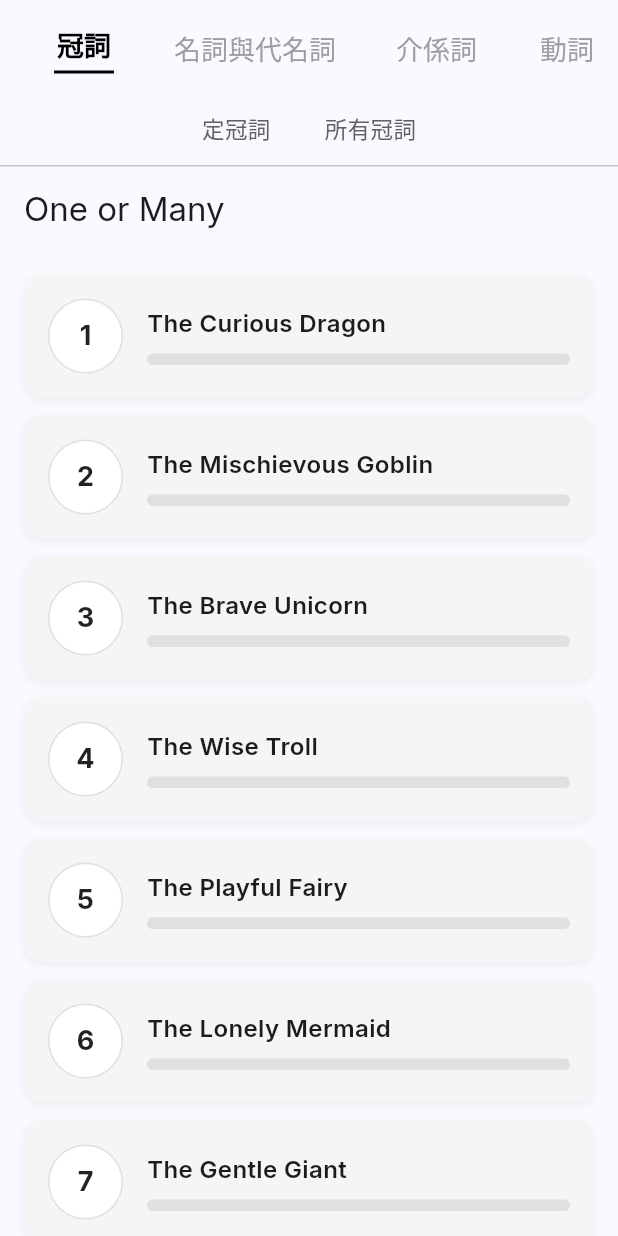
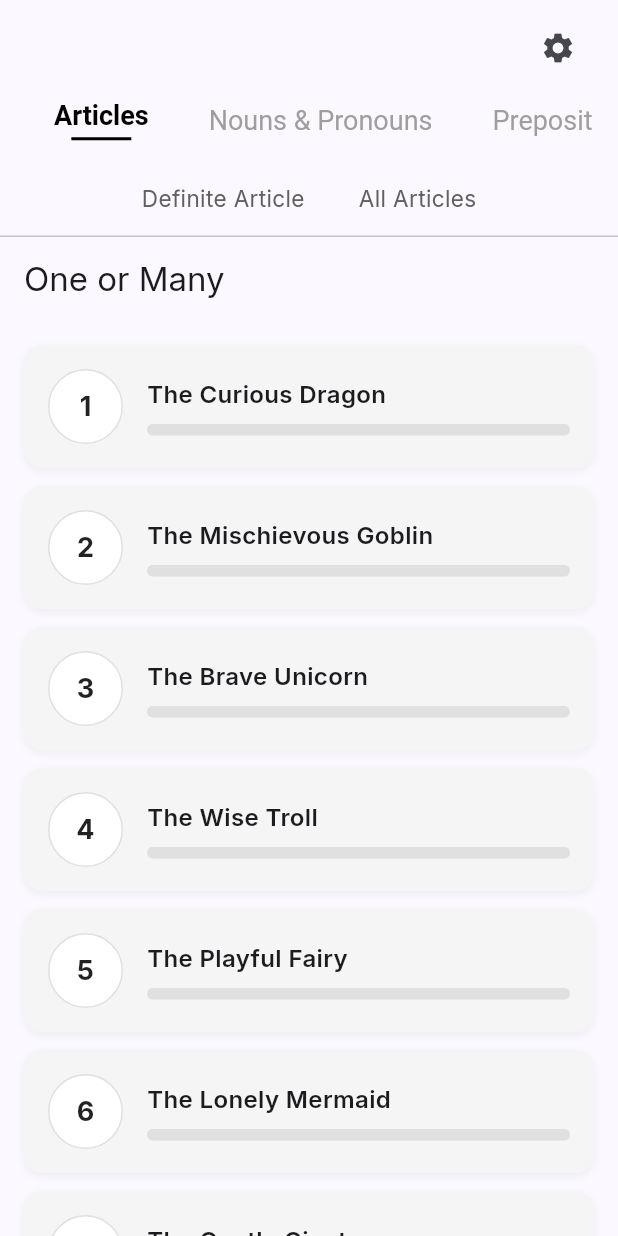
Before and after one commit to perng/grammar_tutor, a Flutter app: the screen it shows after launch, on a phone screen of 412 x 824 dp. Run offline on Flutter 3.47's test engine with Material 3 defaults, Android fonts, the light colour scheme and no system bars; our stand-ins replace confetti, flutter_markdown, go_router, google_fonts, shared_preferences.

Commit message:
feat: implement custom localization for en, zh-CN, and zh-TW, including explanations and UI

```diff
--- /dev/null
+++ b/lib/l10n/app_localizations.dart
@@ -0,0 +1,156 @@
+import 'package:flutter/material.dart';
+
+class AppLocalizations {
+  final Locale locale;
+
+  AppLocalizations(this.locale);
+
+  static AppLocalizations of(BuildContext context) {
+    return Localizations.of<AppLocalizations>(context, AppLocalizations) ??
+        AppLocalizations(const Locale('en'));
+  }
+
+  static const LocalizationsDelegate<AppLocalizations> delegate =
+      _AppLocalizationsDelegate();
+
+  static const Map<String, Map<String, String>> _localizedValues = {
+    'en': {
+      'app_title': 'Language Games',
+      'settings': 'Settings',
+      'select_language': 'Select Language',
+      'category_articles': 'Articles',
+      'category_nouns_pronouns': 'Nouns & Pronouns',
+      'category_prepositions': 'Prepositions',
+      'category_verbs': 'Verbs',
+      'category_tenses': 'Tenses',
+      'category_structure': 'Structure',
+      'game_def_article': 'Definite Article',
+      'game_all_articles': 'All Articles',
+      'game_singular': 'Singular & Plural',
+      'game_pronouns': 'Pronouns',
+      'game_countable': 'Countable & Uncountable',
+      'game_prepositions': 'Prepositions',
+      'game_be_verb': 'Be Verbs',
+      'game_transitive': 'Transitive',
+      'game_modals': 'Modals',
+      'game_gerunds': 'Gerunds & Infinitives',
+      'game_phrasal': 'Phrasal Verbs',
+      'game_tenses': 'Verb Tenses',
+      'game_present_perfect': 'Present Perfect',
+      'game_passive': 'Passive Voice',
+      'game_questions': 'Questions',
+      'game_conditionals': 'Conditionals',
+      'game_relative': 'Relative Clauses',
+      'try_again': 'Try Again',
+      'next_level': 'Next Level',
+      'check_answers': 'Check Answers',
+      'english_explanation': 'English Explanation',
+      'chinese_explanation': 'Chinese Explanation',
+      'score': 'Score',
+    },
+    'zh_CN': {
+      'app_title': '语言游戏',
+      'settings': '设置',
+      'select_language': '选择语言',
+      'category_articles': '冠词',
+      'category_nouns_pronouns': '名词与代词',
+      'category_prepositions': '介词',
+      'category_verbs': '动词',
+      'category_tenses': '时态',
+      'category_structure': '句型与结构',
+      'game_def_article': '定冠词',
+      'game_all_articles': '所有冠词',
+      'game_singular': '单复数',
+      'game_pronouns': '代词阴阳性',
+      'game_countable': '可数与不可数',
+      'game_prepositions': '介系词',
+      'game_be_verb': 'Be动词',
+      'game_transitive': '及物与不及物',
+      'game_modals': '语气助动词',
+      'game_gerunds': '不定式与动名词',
+      'game_phrasal': '短语动词',
+      'game_tenses': '动词时態',
+      'game_present_perfect': '现在完成式',
+      'game_passive': '被动语态',
+      'game_questions': '疑问句',
+      'game_conditionals': '条件句',
+      'game_relative': '关系从句',
+      'try_again': '重试',
+      'next_level': '下一关',
+      'check_answers': '检查答案',
+      'english_explanation': '英文解说',
+      'chinese_explanation': '中文解说',
+      'score': '分数',
+    },
+    'zh_TW': {
+      'app_title': '語言遊戲',
+      'settings': '設定',
+      'select_language': '選擇語言',
+      'category_articles': '冠詞',
+      'category_nouns_pronouns': '名詞與代名詞',
+      'category_prepositions': '介係詞',
+      'category_verbs': '動詞',
+      'category_tenses': '時態',
+      'category_structure': '句型與結構',
+      'game_def_article': '定冠詞',
+      'game_all_articles': '所有冠詞',
+      'game_singular': '單複數',
+      'game_pronouns': '代名詞陰陽性',
+      'game_countable': '可數與不可數',
+      'game_prepositions': '介系詞',
+      'game_be_verb': 'Be動詞',
+      'game_transitive': '及物與不及物',
+      'game_modals': '語氣助動詞',
+      'game_gerunds': '不定詞與動名詞',
+      'game_phrasal': '片語動詞',
+      'game_tenses': '動詞時態',
+      'game_present_perfect': '現在完成式',
+      'game_passive': '被動語態',
+      'game_questions': '疑問句',
+      'game_conditionals': '條件句',
+      'game_relative': '關係子句',
+      'try_again': '重試',
+      'next_level': '下一關',
+      'check_answers': '檢查答案',
+      'english_explanation': '英文解說',
+      'chinese_explanation': '中文解說',
+      'score': '分數',
+    },
+  };
+
+  String get(String key) {
+    String localeKey = locale.languageCode;
+    if (locale.languageCode == 'zh') {
+      if (locale.countryCode == 'TW' || locale.scriptCode == 'Hant') {
+        localeKey = 'zh_TW';
+      } else {
+        localeKey = 'zh_CN';
+      }
+    }
+
+    return _localizedValues[localeKey]?[key] ??
+        _localizedValues['en']?[key] ??
+        key;
+  }
+
+  // Convenient getters
+  String get appTitle => get('app_title');
+  String get settings => get('settings');
+  String get selectLanguage => get('select_language');
+}
+
+class _AppLocalizationsDelegate
+    extends LocalizationsDelegate<AppLocalizations> {
+  const _AppLocalizationsDelegate();
+
+  @override
+  bool isSupported(Locale locale) => ['en', 'zh'].contains(locale.languageCode);
+
+  @override
+  Future<AppLocalizations> load(Locale locale) async {
+    return AppLocalizations(locale);
+  }
+
+  @override
+  bool shouldReload(_AppLocalizationsDelegate old) => false;
+}
--- a/lib/main.dart
+++ b/lib/main.dart
@@ -1,10 +1,19 @@
 import 'package:flutter/material.dart';
+import 'package:flutter_localizations/flutter_localizations.dart';
+import 'package:provider/provider.dart';
 import 'dart:ui';
 import 'package:google_fonts/google_fonts.dart';
 import 'router.dart';
+import 'providers/locale_provider.dart';
+import 'l10n/app_localizations.dart';
 
 void main() {
-  runApp(const MyApp());
+  runApp(
+    ChangeNotifierProvider(
+      create: (_) => LocaleProvider(),
+      child: const MyApp(),
+    ),
+  );
 }
 
 class MyApp extends StatelessWidget {
@@ -12,8 +21,22 @@ class MyApp extends StatelessWidget {
 
   @override
   Widget build(BuildContext context) {
+    final localeProvider = Provider.of<LocaleProvider>(context);
+
     return MaterialApp.router(
-      title: 'Language Games',
+      onGenerateTitle: (context) => AppLocalizations.of(context).appTitle,
+      locale: localeProvider.locale,
+      localizationsDelegates: const [
+        AppLocalizations.delegate,
+        GlobalMaterialLocalizations.delegate,
+        GlobalWidgetsLocalizations.delegate,
+        GlobalCupertinoLocalizations.delegate,
+      ],
+      supportedLocales: const [
+        Locale('en'),
+        Locale('zh', 'TW'),
+        Locale('zh', 'CN'),
+      ],
       scrollBehavior: const MaterialScrollBehavior().copyWith(
         dragDevices: {
           PointerDeviceKind.mouse,
--- a/lib/models/story_level.dart
+++ b/lib/models/story_level.dart
@@ -3,6 +3,7 @@ class StoryLevel {
   final String title;
   final String content;
   final String explanationZhTw;
+  final String explanationZhCn;
   final String explanationEnUs;
 
   StoryLevel({
@@ -10,6 +11,7 @@ class StoryLevel {
     required this.title,
     required this.content,
     required this.explanationZhTw,
+    required this.explanationZhCn,
     required this.explanationEnUs,
   });
 
@@ -19,6 +21,7 @@ class StoryLevel {
       title: json['title'] ?? '',
       content: json['content'] ?? '',
       explanationZhTw: json['explanation-zh-TW'] ?? '',
+      explanationZhCn: json['explanation-zh-CN'] ?? '',
       explanationEnUs: json['explanation-en-US'] ?? '',
     );
   }
--- a/lib/screens/home/home_screen.dart
+++ b/lib/screens/home/home_screen.dart
@@ -1,37 +1,43 @@
 import 'package:flutter/material.dart';
 import 'package:go_router/go_router.dart';
 import 'package:shared_preferences/shared_preferences.dart';
+import 'package:provider/provider.dart';
+import '../../l10n/app_localizations.dart';
+import '../../providers/locale_provider.dart';
 
 class MenuItem {
-  final String title;
+  final String titleKey;
   final String path;
-  const MenuItem(this.title, this.path);
+  const MenuItem(this.titleKey, this.path);
 }
 
-const Map<String, List<MenuItem>> menuItems = {
-  '冠詞': [MenuItem('定冠詞', '/article-game'), MenuItem('所有冠詞', '/an-a-the')],
-  '名詞與代名詞': [
-    MenuItem('單複數', '/singular-plural'),
-    MenuItem('代名詞陰陽性', '/pronoun-game'),
-    MenuItem('可數與不可數', '/countable-uncountable'),
+const Map<String, List<MenuItem>> menuItemsConfig = {
+  'category_articles': [
+    MenuItem('game_def_article', '/article-game'),
+    MenuItem('game_all_articles', '/an-a-the'),
   ],
-  '介係詞': [MenuItem('介系詞', '/preposition-game')],
-  '動詞': [
-    MenuItem('Be動詞', '/be-verb-game'),
-    MenuItem('及物與不及物', '/transitive-intransitive'),
-    MenuItem('語氣助動詞', '/modals'),
-    MenuItem('不定詞與動名詞', '/gerunds-infinitives'),
-    MenuItem('片語動詞', '/phrasal-verbs'),
+  'category_nouns_pronouns': [
+    MenuItem('game_singular', '/singular-plural'),
+    MenuItem('game_pronouns', '/pronoun-game'),
+    MenuItem('game_countable', '/countable-uncountable'),
   ],
-  '時態': [
-    MenuItem('動詞時態', '/verb-game'),
-    MenuItem('現在完成式', '/present-perfect'),
-    MenuItem('被動語態', '/passive-voice'),
+  'category_prepositions': [MenuItem('game_prepositions', '/preposition-game')],
+  'category_verbs': [
+    MenuItem('game_be_verb', '/be-verb-game'),
+    MenuItem('game_transitive', '/transitive-intransitive'),
+    MenuItem('game_modals', '/modals'),
+    MenuItem('game_gerunds', '/gerunds-infinitives'),
+    MenuItem('game_phrasal', '/phrasal-verbs'),
   ],
-  '句型與結構': [
-    MenuItem('疑問句', '/question-game'),
-    MenuItem('條件句', '/conditionals'),
-    MenuItem('關係子句', '/relative-clauses'),
+  'category_tenses': [
+    MenuItem('game_tenses', '/verb-game'),
+    MenuItem('game_present_perfect', '/present-perfect'),
+    MenuItem('game_passive', '/passive-voice'),
+  ],
+  'category_structure': [
+    MenuItem('game_questions', '/question-game'),
+    MenuItem('game_conditionals', '/conditionals'),
+    MenuItem('game_relative', '/relative-clauses'),
   ],
 };
 
@@ -44,8 +50,8 @@ class HomeScreen extends StatefulWidget {
 }
 
 class _HomeScreenState extends State<HomeScreen> {
-  String? _activeCategory;
-  final String _prefKey = 'lastVisitedMenu';
+  String? _activeCategoryKey;
+  final String _prefKey = 'lastVisitedMenuKey';
 
   @override
   void initState() {
@@ -55,40 +61,40 @@ class _HomeScreenState extends State<HomeScreen> {
 
   Future<void> _loadLastVisited() async {
     final prefs = await SharedPreferences.getInstance();
-    final lastVisited = prefs.getString(_prefKey);
-    String initialCategory = '冠詞';
+    final lastVisitedKey = prefs.getString(_prefKey);
+    String initialCategoryKey = 'category_articles';
 
-    if (lastVisited != null) {
-      // Find category for last visited title
-      for (var entry in menuItems.entries) {
-        if (entry.value.any((item) => item.title == lastVisited)) {
-          initialCategory = entry.key;
+    if (lastVisitedKey != null) {
+      // Find category for last visited title key
+      for (var entry in menuItemsConfig.entries) {
+        if (entry.value.any((item) => item.titleKey == lastVisitedKey)) {
+          initialCategoryKey = entry.key;
           break;
         }
       }
-    } else {
-      // Try to determine from current route if possible, or default
-      // But initState runs once.
     }
 
-    setState(() {
-      _activeCategory = initialCategory;
-    });
+    if (mounted) {
+      setState(() {
+        _activeCategoryKey = initialCategoryKey;
+      });
+    }
   }
 
-  void _handleCategoryClick(String category) async {
+  void _handleCategoryClick(String categoryKey) async {
     final prefs = await SharedPreferences.getInstance();
-    String? requiredPath = prefs.getString('usage_last_path_$category');
+    String? requiredPath = prefs.getString('usage_last_path_$categoryKey');
 
     // If no history for this category, default to first item
     if (requiredPath == null) {
-      if (menuItems[category] != null && menuItems[category]!.isNotEmpty) {
-        requiredPath = menuItems[category]!.first.path;
+      if (menuItemsConfig[categoryKey] != null &&
+          menuItemsConfig[categoryKey]!.isNotEmpty) {
+        requiredPath = menuItemsConfig[categoryKey]!.first.path;
       }
     }
 
     setState(() {
-      _activeCategory = category;
+      _activeCategoryKey = categoryKey;
     });
 
     if (requiredPath != null && mounted) {
@@ -98,18 +104,18 @@ class _HomeScreenState extends State<HomeScreen> {
 
   void _handleSubMenuClick(MenuItem item) async {
     final prefs = await SharedPreferences.getInstance();
-    await prefs.setString(_prefKey, item.title);
+    await prefs.setString(_prefKey, item.titleKey);
 
     // Save this path as the last visited for its category
-    String? category;
-    for (var entry in menuItems.entries) {
+    String? categoryKey;
+    for (var entry in menuItemsConfig.entries) {
       if (entry.value.any((i) => i.path == item.path)) {
-        category = entry.key;
+        categoryKey = entry.key;
         break;
       }
     }
-    if (category != null) {
-      await prefs.setString('usage_last_path_$category', item.path);
+    if (categoryKey != null) {
+      await prefs.setString('usage_last_path_$categoryKey', item.path);
     }
 
     // Navigate to last played level or first level
@@ -121,23 +127,72 @@ class _HomeScreenState extends State<HomeScreen> {
     }
   }
 
-  // Helper to sync category with current route if needed
-  // But purely UI state for menu is fine.
+  void _showLanguageDialog() {
+    showDialog(
+      context: context,
+      builder: (context) {
+        final loc = AppLocalizations.of(context);
+        return AlertDialog(
+          title: Text(loc.selectLanguage),
+          content: Column(
+            mainAxisSize: MainAxisSize.min,
+            children: [
+              ListTile(
+                title: const Text('English'),
+                onTap: () {
+                  Provider.of<LocaleProvider>(
+                    context,
+                    listen: false,
+                  ).setLocale(const Locale('en'));
+                  Navigator.pop(context);
+                },
+              ),
+              ListTile(
+                title: const Text('繁體中文'),
+                onTap: () {
+                  Provider.of<LocaleProvider>(
+                    context,
+                    listen: false,
+                  ).setLocale(const Locale('zh', 'TW'));
+                  Navigator.pop(context);
+                },
+              ),
+              ListTile(
+                title: const Text('简体中文'),
+                onTap: () {
+                  Provider.of<LocaleProvider>(
+                    context,
+                    listen: false,
+                  ).setLocale(const Locale('zh', 'CN'));
+                  Navigator.pop(context);
+                },
+              ),
+            ],
+          ),
+        );
+      },
+    );
+  }
 
   @override
   Widget build(BuildContext context) {
+    final loc = AppLocalizations.of(context);
+
     // Determine active route for styling
     final String location = GoRouterState.of(context).uri.toString();
 
-    // If _activeCategory is not set yet, try to derive from location
-    if (_activeCategory == null) {
-      for (var entry in menuItems.entries) {
-        if (entry.value.any((item) => item.path == location)) {
-          _activeCategory = entry.key;
+    // If _activeCategoryKey is not set yet, try to derive from location
+    if (_activeCategoryKey == null) {
+      for (var entry in menuItemsConfig.entries) {
+        if (entry.value.any(
+          (item) =>
+              item.path == location || location.startsWith('${item.path}/'),
+        )) {
+          _activeCategoryKey = entry.key;
           break;
         }
       }
-      _activeCategory ??= '冠詞';
+      _activeCategoryKey ??= 'category_articles';
     }
 
     return Scaffold(
@@ -154,19 +209,34 @@ class _HomeScreenState extends State<HomeScreen> {
                   ),
                   child: Column(
                     children: [
+                      // Header Row
+                      Row(
+                        mainAxisAlignment: MainAxisAlignment.spaceBetween,
+                        children: [
+                          Expanded(
+                            child: Container(),
+                          ), // Spacer to center categories roughly if needed, or just push settings to right
+                          IconButton(
+                            icon: const Icon(Icons.settings),
+                            onPressed: _showLanguageDialog,
+                            tooltip: loc.settings,
+                          ),
+                        ],
+                      ),
                       // Categories
                       SingleChildScrollView(
                         scrollDirection: Axis.horizontal,
                         child: Row(
                           mainAxisAlignment: MainAxisAlignment.center,
-                          children: menuItems.keys.map((category) {
-                            final isActive = _activeCategory == category;
+                          children: menuItemsConfig.keys.map((categoryKey) {
+                            final isActive = _activeCategoryKey == categoryKey;
                             return Padding(
                               padding: const EdgeInsets.symmetric(
                                 horizontal: 8.0,
                               ),
                               child: TextButton(
-                                onPressed: () => _handleCategoryClick(category),
+                                onPressed: () =>
+                                    _handleCategoryClick(categoryKey),
                                 style: TextButton.styleFrom(
                                   foregroundColor: isActive
                                       ? Colors.black
@@ -181,11 +251,11 @@ class _HomeScreenState extends State<HomeScreen> {
                                 child: Column(
                                   mainAxisSize: MainAxisSize.min,
                                   children: [
-                                    Text(category),
+                                    Text(loc.get(categoryKey)),
                                     if (isActive)
                                       Container(
                                         height: 2,
-                                        width: 40, // approximate width
+                                        width: 40,
                                         color: Colors.black,
                                         margin: const EdgeInsets.only(top: 4),
                                       ),
@@ -198,12 +268,14 @@ class _HomeScreenState extends State<HomeScreen> {
                       ),
                       const SizedBox(height: 12),
                       // Submenu
-                      if (_activeCategory != null)
+                      if (_activeCategoryKey != null)
                         SingleChildScrollView(
                           scrollDirection: Axis.horizontal,
                           child: Row(
                             mainAxisAlignment: MainAxisAlignment.center,
-                            children: menuItems[_activeCategory]!.map((item) {
+                            children: menuItemsConfig[_activeCategoryKey]!.map((
+                              item,
+                            ) {
                               final isActive =
                                   location == item.path ||
                                   location.startsWith('${item.path}/');
@@ -228,7 +300,7 @@ class _HomeScreenState extends State<HomeScreen> {
                                           )
                                         : null,
                                     child: Text(
-                                      item.title,
+                                      loc.get(item.titleKey),
                                       style: TextStyle(
                                         fontSize: 15,
                                         color: isActive
--- a/pubspec.yaml
+++ b/pubspec.yaml
@@ -38,8 +38,11 @@ dependencies:
   shared_preferences: ^2.2.0
   google_fonts: ^6.1.0
   flutter_markdown: ^0.6.14
-  provider: ^6.0.5
+  provider: ^6.1.5+1
   confetti: ^0.8.0
+  intl: ^0.20.2
+  flutter_localizations:
+    sdk: flutter
 
 dev_dependencies:
   flutter_test:
```
Also changed, not shown: assets/data/transitive_intransitive.json (+30 -0 lines), lib/providers/locale_provider.dart (added, +40 -0 lines), lib/screens/games/shared/generic_game_screen.dart (+36 -59 lines), pubspec.lock.
